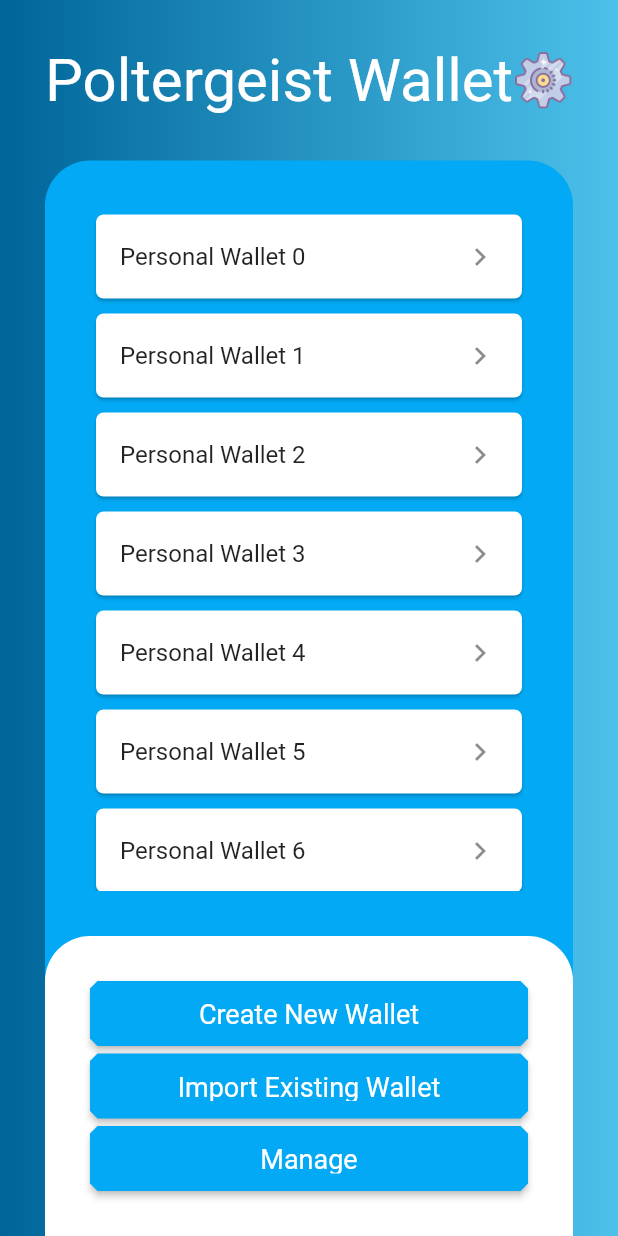
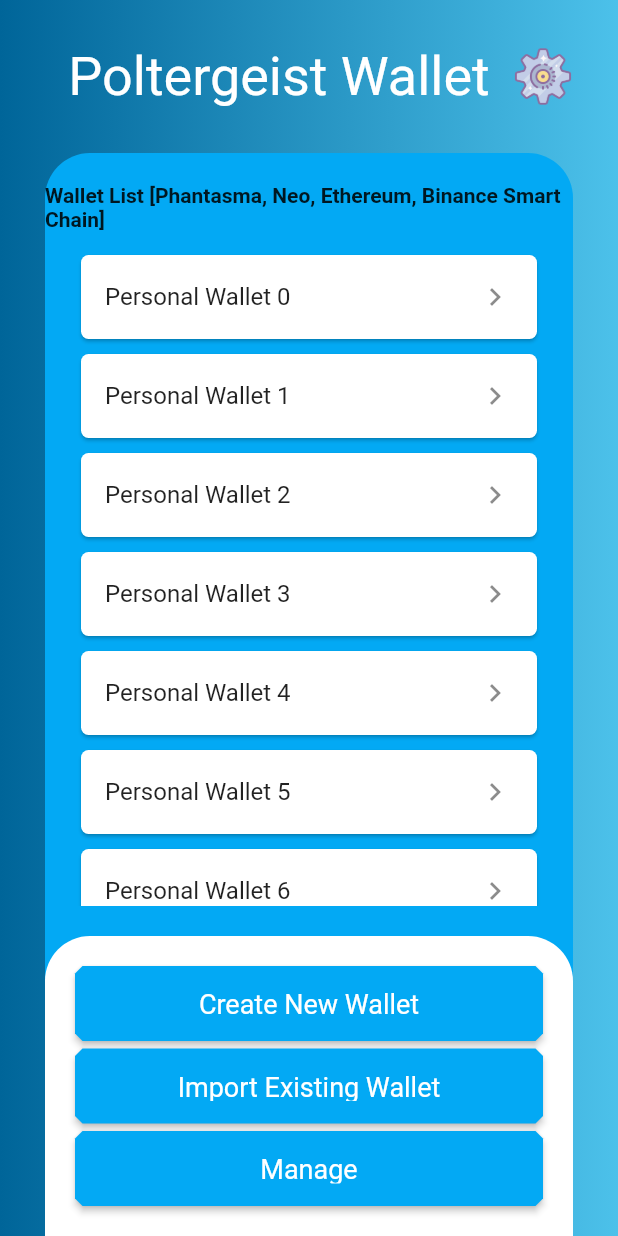
Before and after one commit to atrang789/PoltergeistWallet, a Flutter app: the screen it shows after launch, on a phone screen of 412 x 824 dp. Run offline on Flutter 3.47's test engine with Material 2 defaults, Android fonts, the phone set to English and light mode, and no system bars; our stand-ins replace animated_text_kit, cloud_firestore, firebase_core, modal_progress_hud; accounts and stored records are empty.

Commit message:
created wallet details screen layout

```diff
--- a/lib/components/gradient_theme.dart
+++ b/lib/components/gradient_theme.dart
@@ -1,23 +1,14 @@
 import 'package:flutter/widgets.dart';
 import 'package:poltergeistwallet/constants.dart';
 
-class GradientBackground extends StatelessWidget {
-  GradientBackground({Key key}) : super(key: key);
+class GradientBackground {
+  GradientBackground();
 
-  @override
-  Widget build(BuildContext context) {
-    return Stack(
-      children: [
-        Container(
-          decoration: BoxDecoration(
-            gradient: LinearGradient(
-                begin: Alignment.topRight,
-                end: Alignment.topLeft,
-                colors: [kPrimaryColor, kDarkSecondaryColor]
-            ),
-          ),
-        ),
-      ],
-    );
+  BoxDecoration gradientBoxDecoration() {
+    return BoxDecoration(
+        gradient: LinearGradient(
+            begin: Alignment.topRight,
+            end: Alignment.topLeft,
+            colors: [kPrimaryColor, kDarkSecondaryColor]));
   }
 }
--- a/lib/components/square_button.dart
+++ b/lib/components/square_button.dart
@@ -21,7 +21,7 @@ class SquareButton extends StatelessWidget {
           ),
         ),
         width: double.infinity,
-        height: kBottomContainerHeight,
+        height: kBottomButtonHeight,
       ),
       shape: BeveledRectangleBorder(
           borderRadius: BorderRadius.circular(5)
--- a/lib/constants.dart
+++ b/lib/constants.dart
@@ -1,6 +1,6 @@
 import 'package:flutter/material.dart';
 
-const kBottomContainerHeight = 20.0;
+const kBottomButtonHeight = 20.0;
 
 //App Colors
 const kPrimaryColor = Color(0xFF4CC1EA);
@@ -13,6 +13,8 @@ const kMediumButtonTextStyle = TextStyle(
   fontWeight: FontWeight.normal,
   color: Colors.white
 );
+
+const kLabelTextSyle = TextStyle(fontSize: 18, color: Colors.white, fontWeight:  FontWeight.normal);
 
 const kSettingsIcon = 'images/setting_icon.png';
 
@@ -27,3 +29,8 @@ const String kButtonCopy = 'Copy to clipboard';
 const String kButtonContinue = 'Continue';
 const String kButtonCancel = 'Cancel';
 const String kButtonSubmit = 'Submit';
+const String kButtonBalances = 'Balances';
+const String kButtonHistory = 'History';
+const String kButtonAccount = 'Account';
+const String kButtonExit = 'Exit';
+const String kButtonExplore = 'Explore';
--- a/lib/screens/welcome_screen.dart
+++ b/lib/screens/welcome_screen.dart
@@ -1,6 +1,7 @@
 import 'package:flutter/widgets.dart';
 import 'package:flutter/material.dart';
 import 'package:poltergeistwallet/components/alert_dialog_component.dart';
+import 'package:poltergeistwallet/components/gradient_theme.dart';
 import 'package:poltergeistwallet/components/square_button.dart';
 import 'package:poltergeistwallet/constants.dart';
 import 'package:poltergeistwallet/model/wallet_info.dart';
@@ -49,11 +50,7 @@ class _WelcomeScreenState extends State<WelcomeScreen> with SingleTickerProvider
     return SafeArea(
       child: Container(
         padding: EdgeInsets.fromLTRB(30, 30, 30, 0),
-        decoration: BoxDecoration(
-            gradient: LinearGradient(
-                begin: Alignment.topRight,
-                end: Alignment.topLeft,
-                colors: [kPrimaryColor, kDarkSecondaryColor])),
+        decoration: GradientBackground().gradientBoxDecoration(),
         child: Scaffold(
           backgroundColor: Colors.transparent,
           body: Column(
@@ -63,7 +60,8 @@ class _WelcomeScreenState extends State<WelcomeScreen> with SingleTickerProvider
                 Row(
                   mainAxisAlignment: MainAxisAlignment.spaceBetween,
                   children: <Widget> [
-                    Text('Poltergeist Wallet', style: TextStyle(fontSize: 40.0, color: Colors.white),),
+                    SizedBox(),
+                    Text('Poltergeist Wallet', style: TextStyle(fontSize: 36.0, color: Colors.white,),),
                     GestureDetector(
                       onTap: () {
                         Navigator.pushNamed(context, SettingsScreen.id);
@@ -87,16 +85,19 @@ class _WelcomeScreenState extends State<WelcomeScreen> with SingleTickerProvider
                     decoration: getBorderRadiusGeometry(Colors.lightBlue),
                     child: Column(
                       children: [
+                        SizedBox(height: 20,),
+                        Text('Wallet List [Phantasma, Neo, Ethereum, Binance Smart Chain]', style: TextStyle(fontSize: 14, fontWeight: FontWeight.bold),),
                         Expanded(
                           child:  Container(
-                            padding: EdgeInsets.all(30.0),
+                            padding: EdgeInsets.fromLTRB(20, 10, 20, 20),
+
                             child: WalletListWidget(_walletInfoList),
                           ),
                         ),
                         Container(
                             decoration: getBorderRadiusGeometry(Colors.white),
                             height: 200,
-                            padding: EdgeInsets.all(30.0),
+                            padding: EdgeInsets.all(20.0),
                             child: Column(
                               children: <Widget>[
                                 Expanded(
```
Also changed, not shown: lib/components/small_square_button.dart (added, +22 -0 lines), lib/screens/wallet_detail_screen.dart (+113 -1 lines), images/bnb_icon_2.png (added), images/eth_icon.png (added), images/neo_icon.png (added), images/phantasma_icon_3.png (added).
